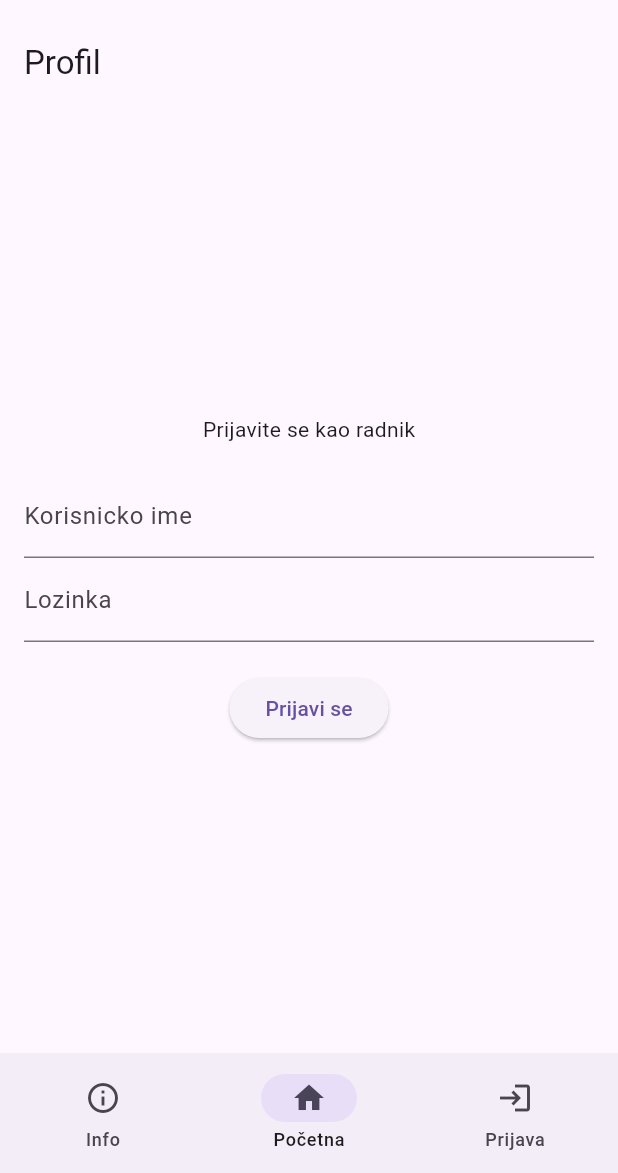
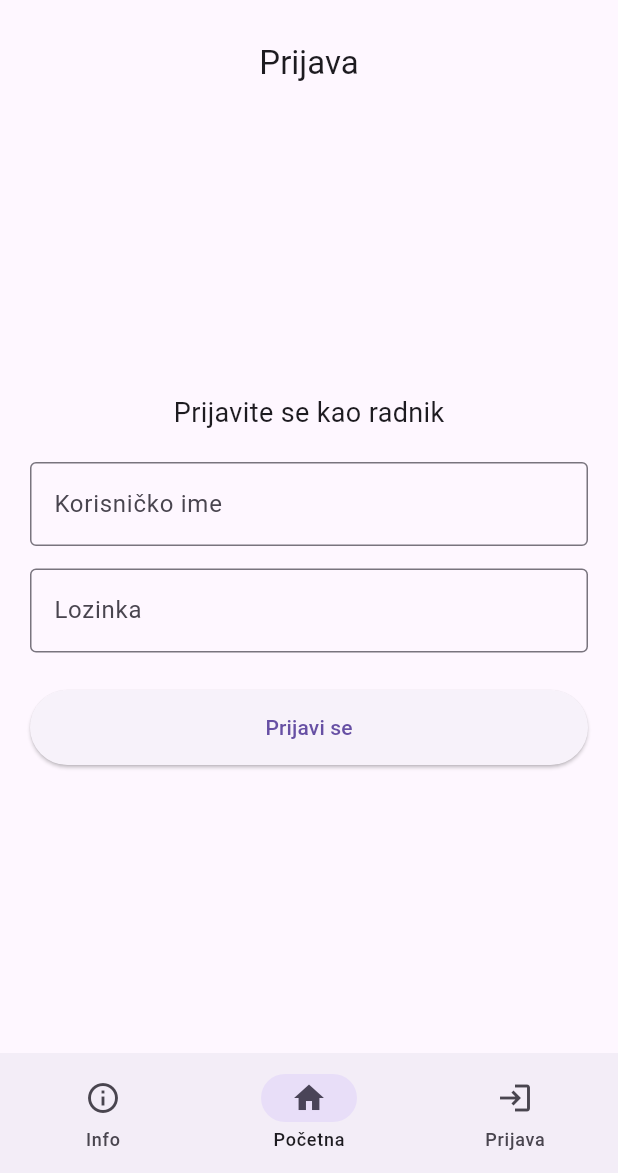
Before and after one commit to JoNsNoW8/selekt_tim, a Flutter app: the screen it shows after launch, swiped to page 3, on a phone screen of 412 x 824 dp, the part 63-1236 px from its top. Run offline on Flutter 3.47's test engine with Material 3 defaults, Android fonts, the phone set to English and light mode, and no system bars; our stand-ins replace shared_preferences.

Commit message:
Radnik screen - UI kostur - front

```diff
--- a/lib/main.dart
+++ b/lib/main.dart
@@ -2,7 +2,6 @@ import 'package:flutter/material.dart';
 import 'package:provider/provider.dart';
 
 import '../providers/auth_provider.dart';
-//import '../screens/auth/login_screen.dart';
 import '../widgets/navbar.dart';
 
 void main() {
@@ -24,12 +23,6 @@ class MainApp extends StatelessWidget {
       home: Consumer<AuthProvider>(
         builder: (context, auth, _) {
           return const Navbar();
-          /*
-          if (auth.isLoggedIn) {
-            return const LoginScreen();
-          } else {
-            return const Navbar();
-          }*/
         },
       ),
     );
--- a/lib/screens/worker/profile.dart
+++ b/lib/screens/worker/profile.dart
@@ -16,34 +16,87 @@ class _ProfileScreenState extends State<ProfileScreen> {
 
   @override
   Widget build(BuildContext context) {
+    // AuthProvider odlucuje koji UI da prikaze
     final authProvider = Provider.of<AuthProvider>(context);
 
     return Scaffold(
-      appBar: AppBar(title: const Text('Profil')),
-      body: Padding(
-        padding: const EdgeInsets.all(16.0),
+      appBar: AppBar(
+        title: Text(authProvider.isLoggedIn ? 'Vaš Profil' : 'Prijava'),
+        centerTitle: true,
+      ),
+      body: authProvider.isLoggedIn
+          ? _buildWorkerProfile(authProvider) // ako je prijavljen, prikazi profil
+          : _buildLoginForm(authProvider),    // ako nije, pokazi login formu
+    );
+  }
+
+  // --- UI ako je  PRIJAVLJEN ---
+  Widget _buildWorkerProfile(AuthProvider auth) {
+    return Center(
       child: Column(
         mainAxisAlignment: MainAxisAlignment.center,
         children: [
-            const Text('Prijavite se kao radnik'),
+          const CircleAvatar(
+            radius: 50,
+            backgroundColor: Colors.blue,
+            child: Icon(Icons.person, size: 50, color: Colors.white),
+          ),
+          const SizedBox(height: 20),
+          // Hardcoded for now as requested
+          const Text("Ime: Marko", style: TextStyle(fontSize: 18, fontWeight: FontWeight.bold)),
+          const Text("Prezime: Marković", style: TextStyle(fontSize: 18)),
+          const Text("Uloga: Terenski Radnik", style: TextStyle(fontSize: 16, color: Colors.grey)),
+          const SizedBox(height: 30),
+          ElevatedButton.icon(
+            onPressed: () => auth.logout(),
+            icon: const Icon(Icons.logout),
+            label: const Text("Odjavi se"),
+            style: ElevatedButton.styleFrom(
+              backgroundColor: Colors.red[50],
+              foregroundColor: Colors.red,
+            ),
+          ),
+        ],
+      ),
+    );
+  }
+
+  // --- UI za GOSTE (Login forma) ---
+  Widget _buildLoginForm(AuthProvider authProvider) {
+    return Padding(
+      padding: const EdgeInsets.all(20.0),
+      child: Column(
+        mainAxisAlignment: MainAxisAlignment.center,
+        children: [
+          const Text('Prijavite se kao radnik', style: TextStyle(fontSize: 18)),
           const SizedBox(height: 20),
           TextField(
             controller: _usernameController,
-              decoration: const InputDecoration(labelText: 'Korisnicko ime'),
+            decoration: const InputDecoration(
+              labelText: 'Korisničko ime',
+              border: OutlineInputBorder(),
             ),
+          ),
+          const SizedBox(height: 15),
           TextField(
             controller: _passwordController,
-              decoration: const InputDecoration(labelText: 'Lozinka'),
+            decoration: const InputDecoration(
+              labelText: 'Lozinka',
+              border: OutlineInputBorder(),
+            ),
             obscureText: true,
           ),
-            const SizedBox(height: 20),
+          const SizedBox(height: 25),
           _isLoading
               ? const CircularProgressIndicator()
-                : ElevatedButton(
+              : SizedBox(
+                  width: double.infinity,
+                  height: 50,
+                  child: ElevatedButton(
                     onPressed: () async {
                       if (_usernameController.text.isEmpty || _passwordController.text.isEmpty) {
                         ScaffoldMessenger.of(context).showSnackBar(
-                          const SnackBar(content: Text('Unesite korisnicko ime i lozinku')),
+                          const SnackBar(content: Text('Unesite podatke')),
                         );
                         return;
                       }
@@ -53,13 +106,9 @@ class _ProfileScreenState extends State<ProfileScreen> {
                           _usernameController.text,
                           _passwordController.text,
                         );
-                        // Success: AuthProvider notifies, user stays in navbar
-                        ScaffoldMessenger.of(context).showSnackBar(
-                          const SnackBar(content: Text('Prijava uspešna')),
-                        );
                       } catch (e) {
                         ScaffoldMessenger.of(context).showSnackBar(
-                          SnackBar(content: Text('Greška pri prijavi: $e')),
+                          SnackBar(content: Text('Greška: $e')),
                         );
                       } finally {
                         setState(() => _isLoading = false);
@@ -67,8 +116,8 @@ class _ProfileScreenState extends State<ProfileScreen> {
                     },
                     child: const Text('Prijavi se'),
                   ),
+                ),
         ],
-        ),
       ),
     );
   }
--- a/lib/widgets/navbar.dart
+++ b/lib/widgets/navbar.dart
@@ -1,5 +1,6 @@
 import 'package:flutter/material.dart';
 import 'package:provider/provider.dart';
+import 'package:selekt_tim/screens/worker/search_by_surname.dart';
 import '../providers/auth_provider.dart';
 import '../screens/guest/guest_home_screen.dart';
 import '../screens/worker/profile.dart'; // Sadrzi login formu
@@ -36,7 +37,8 @@ class _NavbarState extends State<Navbar> {
 
     // 2. Ekran za radnike
     final List<Widget> workerScreens = [
-      const SearchScreen(),
+      const SearchBySurnameScreen(),
+      const SearchScreen(),    // Default tab
       const BarCodeScreen(),
       const ProfileScreen(), // Desni tab - profil radnika
     ];
@@ -64,7 +66,8 @@ class _NavbarState extends State<Navbar> {
         },
         destinations: auth.isLoggedIn
           ? const [
-              NavigationDestination(icon: Icon(Icons.search), label: 'Pretraga'),
+              NavigationDestination(icon: Icon(Icons.search), label: 'Pretraga vlasnika'),
+              NavigationDestination(icon: Icon(Icons.search_rounded), label: 'Pretraga'),
               NavigationDestination(icon: Icon(Icons.qr_code_scanner), label: 'Skeniraj'),
               NavigationDestination(icon: Icon(Icons.person), label: 'Profil'),
             ]
```
Also changed, not shown: lib/screens/worker/bar_code.dart (+13 -8 lines), lib/screens/worker/search_by_surname.dart (+10 -21 lines), lib/screens/worker/search_screen.dart (+19 -9 lines), lib/screens/worker/workerProfile.dart (added, +40 -0 lines). Lines whose indentation alone changed are shown as unchanged.
